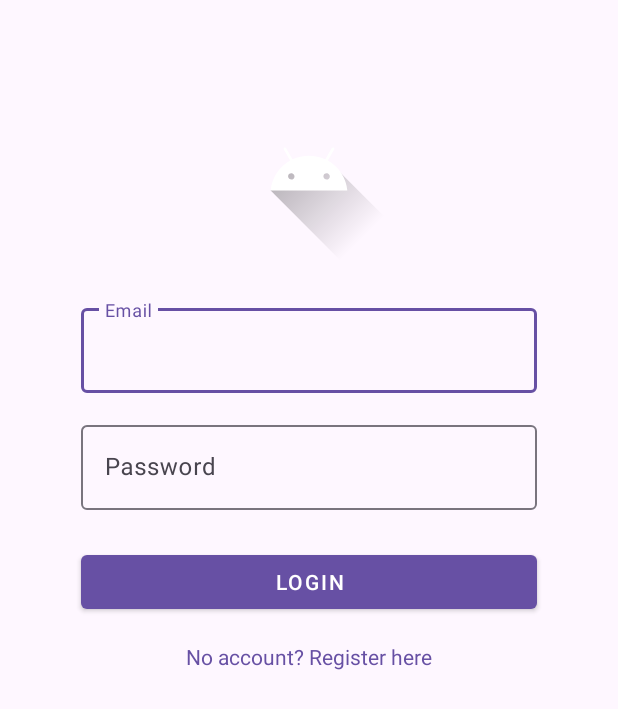
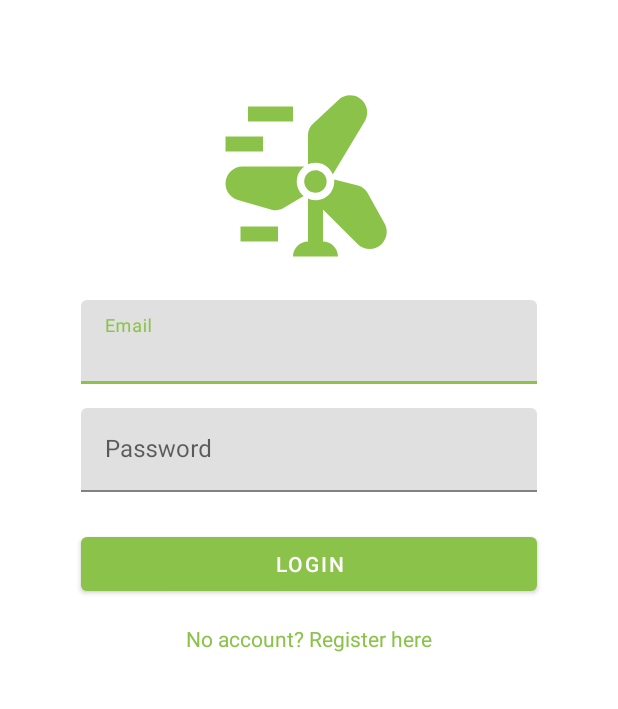
Before and after one commit to theShus/Demand_Response_DemoApp, an Android app: the screen it shows after launch (LoginActivity), on a phone screen of 412 x 824 dp. Shown: the top 709 px of the screen. Run offline under Robolectric (Android 15) with nearby library versions, the phone set to English and light mode, and no system bars.

Commit message:
Everithing but vehicles are done

```diff
--- /dev/null
+++ b/app/src/main/res/drawable/baseline_person_24.xml
@@ -0,0 +1,5 @@
+<vector xmlns:android="http://schemas.android.com/apk/res/android" android:height="24dp" android:tint="#000000" android:viewportHeight="24" android:viewportWidth="24" android:width="24dp">
+
+    <path android:fillColor="@android:color/white" android:pathData="M12,12c2.21,0 4,-1.79 4,-4s-1.79,-4 -4,-4 -4,1.79 -4,4 1.79,4 4,4zM12,14c-2.67,0 -8,1.34 -8,4v2h16v-2c0,-2.66 -5.33,-4 -8,-4z"/>
+
+</vector>
--- /dev/null
+++ b/app/src/main/res/drawable/baseline_wind_power_24.xml
@@ -0,0 +1,17 @@
+<vector xmlns:android="http://schemas.android.com/apk/res/android" android:height="24dp" android:tint="#8BC34A" android:viewportHeight="24" android:viewportWidth="24" android:width="24dp">
+
+    <path android:fillColor="@android:color/white" android:pathData="M4,3h6v2h-6z"/>
+
+    <path android:fillColor="@android:color/white" android:pathData="M1,7h5v2h-5z"/>
+
+    <path android:fillColor="@android:color/white" android:pathData="M3,19h5v2h-5z"/>
+
+    <path android:fillColor="@android:color/white" android:pathData="M13.73,10.61c0.75,0.23 1.3,0.78 1.57,1.46l4.27,-7.11c0.65,-1.08 0.3,-2.48 -0.78,-3.13c-0.87,-0.52 -1.99,-0.41 -2.73,0.29l-3.43,3.21C12.23,5.7 12,6.23 12,6.78v3.93C12.36,10.56 12.98,10.38 13.73,10.61z"/>
+
+    <path android:fillColor="@android:color/white" android:pathData="M10.61,12.27c0.16,-0.52 0.48,-0.96 0.89,-1.27H3.28C2.02,11 1,12.02 1,13.28c0,1.02 0.67,1.91 1.65,2.19l4.51,1.29c0.53,0.15 1.1,0.08 1.58,-0.21l2.69,-1.61C10.66,14.32 10.3,13.27 10.61,12.27z"/>
+
+    <path android:fillColor="@android:color/white" android:pathData="M22.21,18.61l-2.28,-4.1c-0.27,-0.48 -0.73,-0.83 -1.26,-0.97l-3.18,-0.8c0.03,0.32 0,0.66 -0.1,0.99c-0.32,1.06 -1.28,1.77 -2.39,1.77c-0.61,0 -0.99,-0.22 -1,-0.22V21c-1.1,0 -2,0.9 -2,2h6c0,-1.1 -0.9,-2 -2,-2v-4.28l4.61,4.61c0.89,0.89 2.33,0.89 3.22,0C22.55,20.61 22.71,19.5 22.21,18.61z"/>
+
+    <path android:fillColor="@android:color/white" android:pathData="M12.56,14.43c0.79,0.24 1.63,-0.2 1.87,-1c0.24,-0.79 -0.2,-1.63 -1,-1.87c-0.79,-0.24 -1.63,0.2 -1.87,1C11.32,13.35 11.77,14.19 12.56,14.43z"/>
+
+</vector>
--- a/app/src/main/res/layout/activity_login.xml
+++ b/app/src/main/res/layout/activity_login.xml
@@ -12,11 +12,12 @@
         android:id="@+id/logo"
         android:layout_width="120dp"
         android:layout_height="120dp"
-        android:src="@drawable/ic_launcher_foreground"
-        app:layout_constraintTop_toTopOf="parent"
+        android:layout_marginTop="40dp"
+        android:src="@drawable/baseline_wind_power_24"
+        app:layout_constraintEnd_toEndOf="parent"
+        app:layout_constraintHorizontal_bias="0.498"
         app:layout_constraintStart_toStartOf="parent"
-        app:layout_constraintEnd_toEndOf="parent"
-        android:layout_marginTop="40dp" />
+        app:layout_constraintTop_toTopOf="parent" />
 
     <com.google.android.material.textfield.TextInputLayout
         android:id="@+id/emailLayout"
--- a/app/src/main/res/layout/fragment_home.xml
+++ b/app/src/main/res/layout/fragment_home.xml
@@ -72,6 +72,9 @@
         android:layout_marginEnd="60dp"
         android:background="@drawable/rounded_button_background"
         android:elevation="6dp"
+        android:outlineAmbientShadowColor="#000000"
+        android:outlineSpotShadowColor="#644040"
+        android:shadowColor="#000000"
         android:text="Join Now"
         android:textColor="@android:color/white"
         android:textColorLink="#BD2D2D"
--- a/app/src/main/res/layout/nav_header_main.xml
+++ b/app/src/main/res/layout/nav_header_main.xml
@@ -14,11 +14,11 @@
 
     <ImageView
         android:id="@+id/imageView"
-        android:layout_width="wrap_content"
-        android:layout_height="wrap_content"
+        android:layout_width="61dp"
+        android:layout_height="63dp"
         android:contentDescription="@string/nav_header_desc"
         android:paddingTop="@dimen/nav_header_vertical_spacing"
-        app:srcCompat="@mipmap/ic_launcher_round" />
+        app:srcCompat="@drawable/baseline_person_24" />
 
     <TextView
         android:layout_width="match_parent"
--- a/app/src/main/res/values-night/themes.xml
+++ b/app/src/main/res/values-night/themes.xml
@@ -11,6 +11,8 @@
         <item name="colorOnSecondary">@color/black</item>
         <!-- Status bar color. -->
         <item name="android:statusBarColor">?attr/colorPrimaryVariant</item>
+        <item name="android:navigationBarColor">#4CAF50</item>
+
         <!-- Customize your theme here. -->
     </style>
     <!-- Base application theme. -->
--- a/app/src/main/res/values-v23/themes.xml
+++ b/app/src/main/res/values-v23/themes.xml
@@ -1,9 +1,32 @@
 <resources xmlns:tools="http://schemas.android.com/tools">
+    <!-- Base application theme. -->
+    <style name="Theme.Master_app" parent="Theme.MaterialComponents.DayNight.DarkActionBar">
+        <!-- Primary brand color. -->
+        <item name="colorPrimary">@color/purple_500</item>
+        <item name="colorPrimaryVariant">@color/purple_700</item>
+        <item name="colorOnPrimary">@color/white</item>
+        <!-- Secondary brand color. -->
+        <item name="colorSecondary">@color/teal_200</item>
+        <item name="colorSecondaryVariant">@color/teal_700</item>
+        <item name="colorOnSecondary">@color/black</item>
+        <!-- Status bar color. -->
+        <item name="android:statusBarColor">?attr/colorPrimaryVariant</item>
+        <item name="android:navigationBarColor">@android:color/black</item>
 
-    <style name="Theme.Master_app" parent="Base.Theme.Master_app">
-        <!-- Transparent system bars for edge-to-edge. -->
-        <item name="android:navigationBarColor">@android:color/transparent</item>
-        <item name="android:statusBarColor">@android:color/transparent</item>
-        <item name="android:windowLightStatusBar">?attr/isLightTheme</item>
+        <!-- Customize your theme here. -->
+    </style>
+
+    <style name="Theme.Master_app.NoActionBar">
+        <item name="windowActionBar">false</item>
+        <item name="windowNoTitle">true</item>
+    </style>
+
+    <style name="Theme.Master_app.AppBarOverlay" parent="ThemeOverlay.AppCompat.Dark.ActionBar" />
+
+    <style name="Theme.Master_app.PopupOverlay" parent="ThemeOverlay.AppCompat.Light" />
+    <!-- Base application theme. -->
+    <style name="Base.Theme.Master_app" parent="Theme.Material3.DayNight.NoActionBar">
+        <!-- Customize your light theme here. -->
+        <!-- <item name="colorPrimary">@color/my_light_primary</item> -->
     </style>
 </resources>
--- a/app/src/main/res/values/colors.xml
+++ b/app/src/main/res/values/colors.xml
@@ -1,8 +1,8 @@
 <?xml version="1.0" encoding="utf-8"?>
 <resources>
     <color name="purple_200">#FFBB86FC</color>
-    <color name="purple_500">#FF6200EE</color>
-    <color name="purple_700">#FF3700B3</color>
+    <color name="purple_500">#8BC34A</color>
+    <color name="purple_700">@android:color/transparent</color>
     <color name="teal_200">#FF03DAC5</color>
     <color name="teal_700">#FF018786</color>
     <color name="black">#FF000000</color>
@@ -11,12 +11,5 @@
     <color name="primary_variant">#3700B3</color>
     <color name="on_primary">#FFFFFF</color>
     <color name="secondary">#03DAC5</color>
-    <color name="secondary_variant">#018786</color>
-    <color name="on_secondary">#000000</color>
-    <color name="background">#FFFFFF</color>
-    <color name="surface">#FFFFFF</color>
-    <color name="error">#B00020</color>
-    <color name="on_error">#FFFFFF</color>
-    <color name="on_background">#000000</color>
-    <color name="on_surface">#000000</color>
+
 </resources>
```
